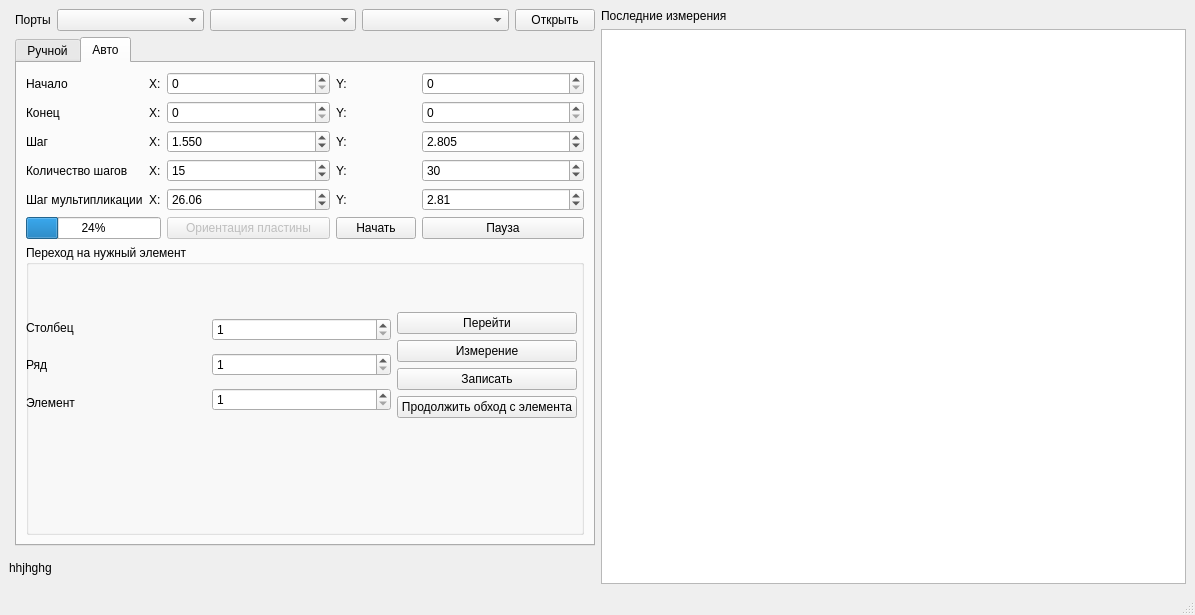
The window that mainwindow.ui (NatiBampo/ZondCOM) describes before a commit, drawn with Qt 5.
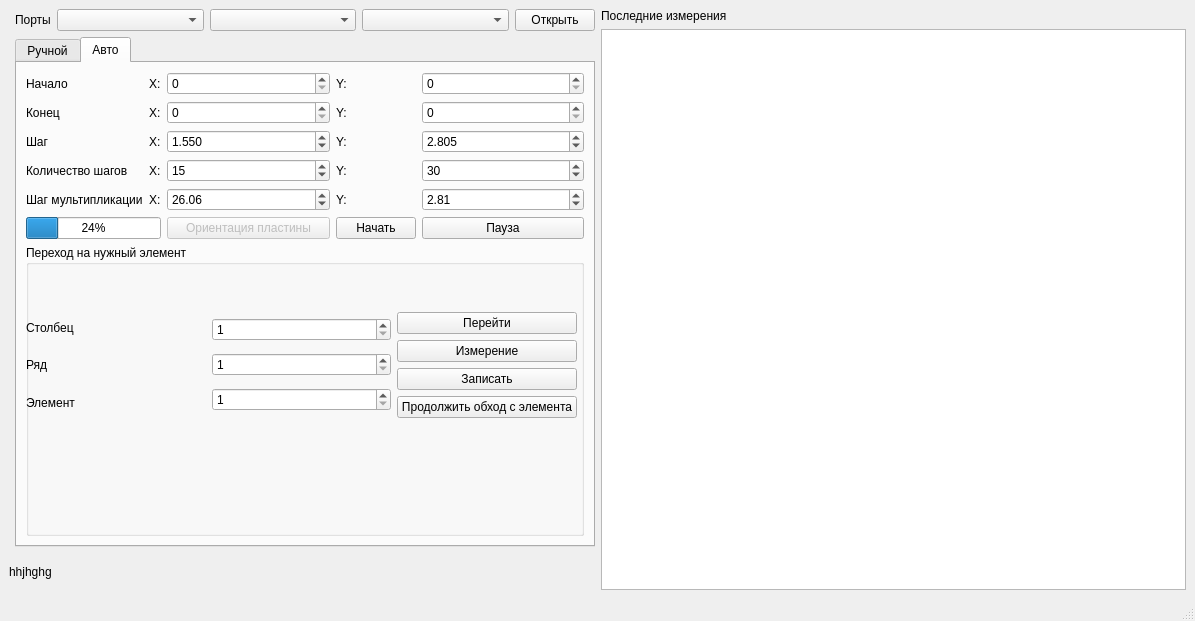
The same window after the commit.

```diff
--- a/mainwindow.ui
+++ b/mainwindow.ui
@@ -7,7 +7,7 @@
     <x>0</x>
     <y>0</y>
     <width>1195</width>
-    <height>615</height>
+    <height>621</height>
    </rect>
   </property>
   <property name="windowTitle">
@@ -48,7 +48,7 @@
          <bool>true</bool>
         </attribute>
         <attribute name="horizontalHeaderMinimumSectionSize">
-         <number>30</number>
+         <number>33</number>
         </attribute>
         <attribute name="horizontalHeaderDefaultSectionSize">
          <number>60</number>
```
